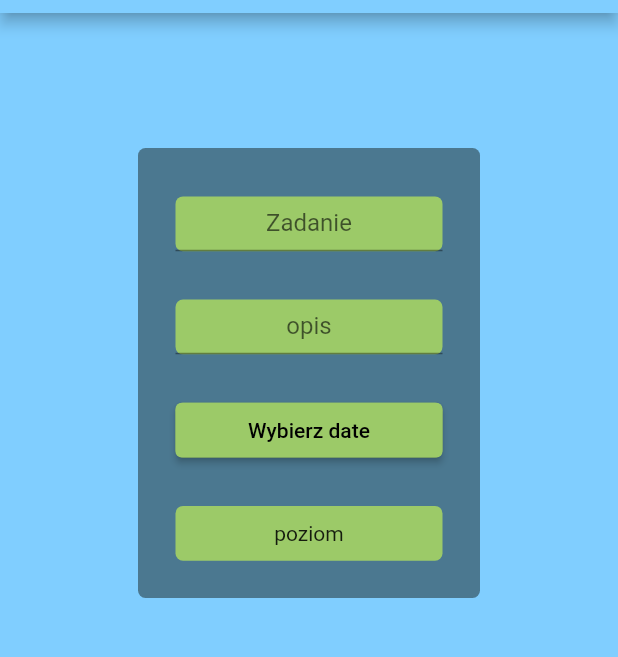
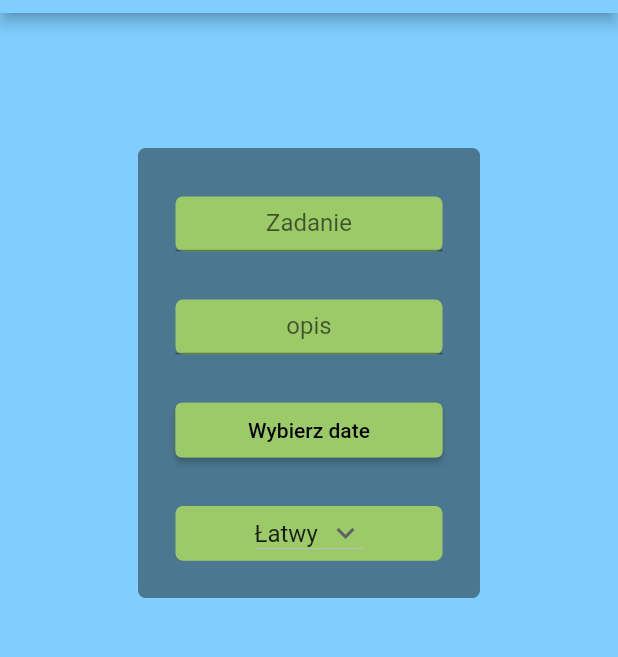
Before and after one commit to piotrglewicz/controllyourself, a Flutter app: the AddPage screen opened directly, on a phone screen of 412 x 824 dp, the part 71-728 px from its top. Run offline on Flutter 3.47's test engine with Material 2 defaults, Android fonts, the phone set to English and light mode, and no system bars; our stand-ins replace bloc, cloud_firestore, firebase_core, flutter_bloc; accounts and stored records are empty.

Commit message:
Add DropDownButton

```diff
--- a/lib/app/add/add_page.dart
+++ b/lib/app/add/add_page.dart
@@ -24,6 +24,7 @@ class _AddPageState extends State<AddPage> {
   String? name;
   String? opis;
   DateTime? releaseDate;
+  String? level;
 
   @override
   Widget build(BuildContext context) {
@@ -59,6 +60,7 @@ class _AddPageState extends State<AddPage> {
                                   name!,
                                   opis!,
                                   releaseDate!,
+                                  level!,
                                 );
                           },
                     icon: const Icon(Icons.check),
@@ -90,6 +92,11 @@ class _AddPageState extends State<AddPage> {
                 selectedDateFormat: releaseDate == null
                     ? null
                     : DateFormat.yMMMMEEEEd().format(releaseDate!),
+                selectedLevel: (newValue) {
+                  setState(() {
+                    level = newValue;
+                  });
+                },
               ),
             );
           },
@@ -100,17 +107,27 @@ class _AddPageState extends State<AddPage> {
 }
 
 class _AddPageBody extends StatelessWidget {
-  const _AddPageBody({
+  _AddPageBody({
     required this.onNameChange,
     required this.onOpisChange,
     required this.onDateChange,
     required this.selectedDateFormat,
+    required this.selectedLevel,
     super.key,
   });
   final Function(String) onNameChange;
   final Function(String) onOpisChange;
   final Function(DateTime?) onDateChange;
   final String? selectedDateFormat;
+  var selectedLevel;
+
+  String dropDownValue = 'Łatwy';
+
+  var items = [
+    'Łatwy',
+    'Średni',
+    'Trudny',
+  ];
 
   @override
   Widget build(BuildContext context) {
@@ -210,7 +227,17 @@ class _AddPageBody extends StatelessWidget {
                         Radius.circular(5),
                       ),
                     ),
-                    child: Center(child: Text('poziom')),
+                    child: Center(
+                        child: DropdownButton(
+                            value: dropDownValue,
+                            icon: const Icon(Icons.keyboard_arrow_down),
+                            items: items.map((String items) {
+                              return DropdownMenuItem(
+                                value: items,
+                                child: Text(items),
+                              );
+                            }).toList(),
+                            onChanged: selectedLevel)),
                   ),
                 ],
               )),
--- a/lib/app/add/cubit/add_cubit.dart
+++ b/lib/app/add/cubit/add_cubit.dart
@@ -13,12 +13,14 @@ class AddCubit extends Cubit<AddState> {
     String name,
     String opis,
     DateTime releaseDate,
+    String level,
   ) async {
     try {
       await _itemRepository.add(
         name,
         opis,
         releaseDate,
+        level,
       );
 
       emit(
--- a/lib/app/itemModel/item_model.dart
+++ b/lib/app/itemModel/item_model.dart
@@ -6,12 +6,14 @@ class ItemModel {
     required this.id,
     required this.opis,
     required this.releaseDate,
+    required this.level,
   });
 
   final String id;
   final String name;
   final String opis;
   final DateTime releaseDate;
+  final String level;
 
   String daysLeft() {
     return releaseDate.difference(DateTime.now()).inDays.toString();
--- a/lib/repositories/item_repository.dart
+++ b/lib/repositories/item_repository.dart
@@ -12,6 +12,7 @@ class ItemRepository {
           id: document.id,
           name: document['name'],
           opis: document['opis'],
+          level: document['level'],
           releaseDate: (document['date'] as Timestamp).toDate(),
         );
       }).toList();
@@ -22,11 +23,13 @@ class ItemRepository {
     String name,
     String opis,
     DateTime releaseDate,
+    String level,
   ) async {
     await FirebaseFirestore.instance.collection('tasks').add(
       {
         'name': name,
         'opis': opis,
+        'level': level,
         'date': releaseDate,
       },
     );
@@ -44,6 +47,7 @@ class ItemRepository {
       id: document.id,
       name: document['name'],
       opis: document['opis'],
+      level: document['level'],
       releaseDate: (document['date'] as Timestamp).toDate(),
     );
   }
```
